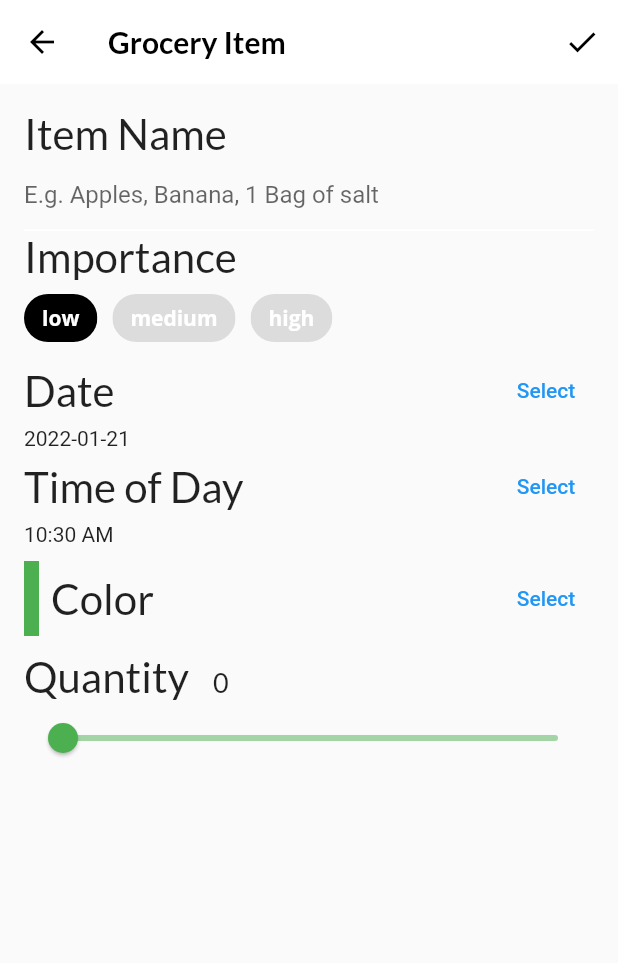
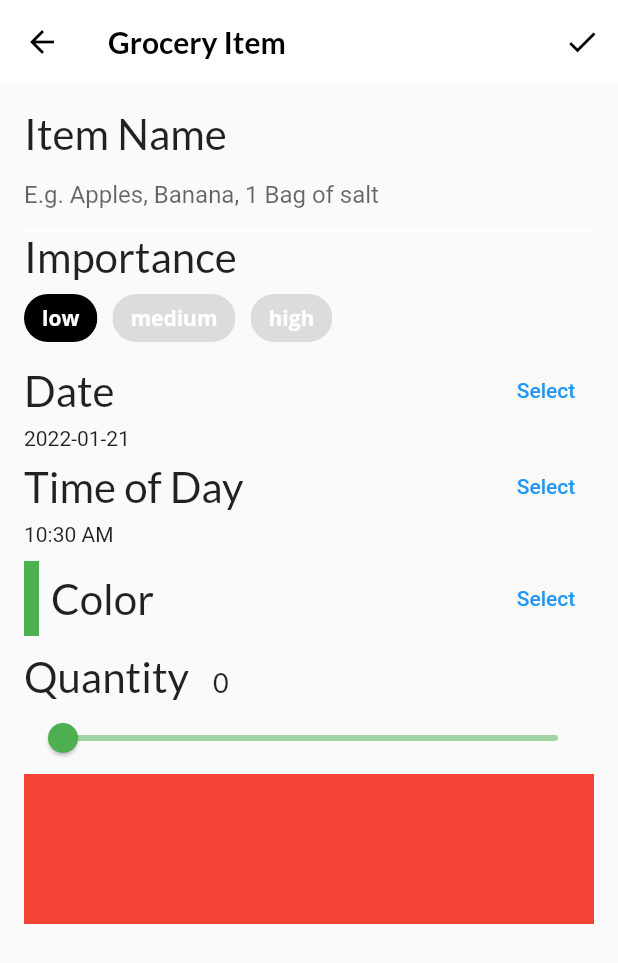
Before and after one commit to Austin-Godwin/fooderlich_interactive_widgets, a Flutter app: the screen it shows after launch, item 3 of the bottom bar chosen, after a tap on the "add" icon, on a phone screen of 412 x 824 dp. Shown: the top 963 px of the screen. Run offline on Flutter 3.47's test engine with Material 2 defaults, Android fonts, the phone set to English and light mode, and no system bars; our stand-ins replace flutter_colorpicker, google_fonts; project files that could hold a hidden picture were left out.

Commit message:
Grocery tile Successfully Implememted

```diff
--- a/lib/components/grocery_tile.dart
+++ b/lib/components/grocery_tile.dart
@@ -20,7 +20,7 @@ class GroceryTile extends StatelessWidget {
   Widget build(BuildContext context) {
     return Container(
       height: 100.0,
-      // color: Colors.red,
+      color: Colors.red,
     );
   }
 }
--- a/lib/screens/grocery_item_screen.dart
+++ b/lib/screens/grocery_item_screen.dart
@@ -1,4 +1,5 @@
 import 'package:flutter/material.dart';
+import 'package:fooderlich/components/grocery_tile.dart';
 import 'package:google_fonts/google_fonts.dart';
 import 'package:flutter_colorpicker/flutter_colorpicker.dart';
 import 'package:intl/intl.dart';
@@ -88,6 +89,22 @@ class _GroceryItemScreenState extends State<GroceryItemScreen> {
             buildColorPicker(context),
             const SizedBox(height: 10.0),
             buildQuantityField(),
+            GroceryTile(
+              item: GroceryItem(
+                id: 'previewMode',
+                name: _name,
+                importance: _importance,
+                color: _currentColor,
+                quantity: _currentSliderValue,
+                date: DateTime(
+                  _dueDate.year,
+                  _dueDate.month,
+                  _dueDate.day,
+                  _timeOfDay.hour,
+                  _timeOfDay.minute,
+                ),
+              ),
+            ),
           ],
         ),
       ),
```
